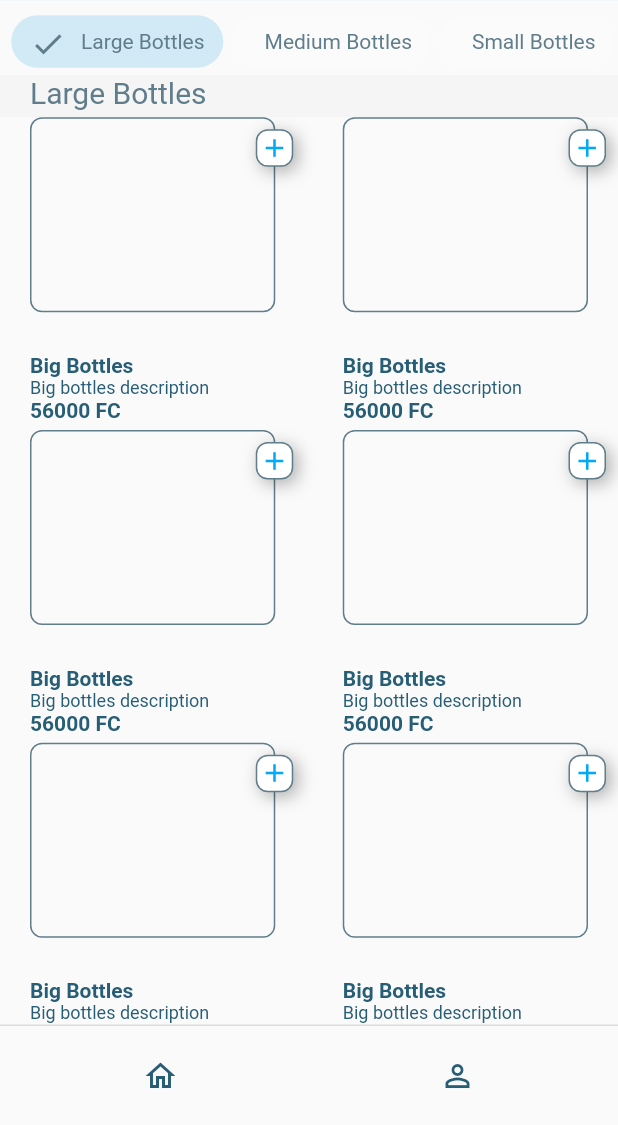
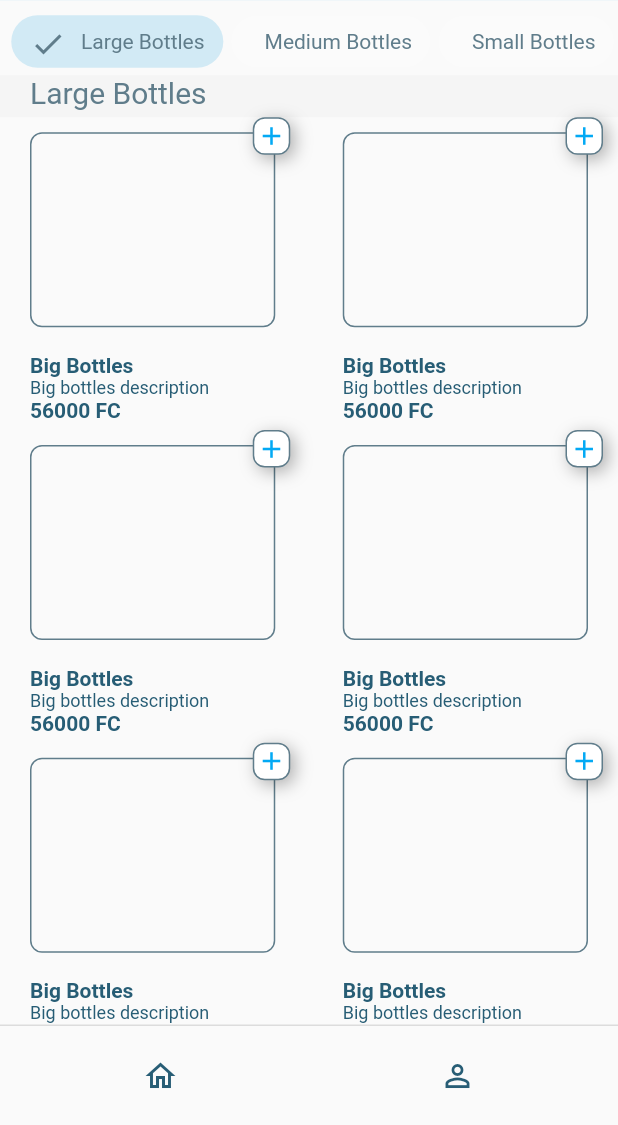
Before and after one commit to DavidMilai/AmaiziTestApp, a Flutter app: the HomeScreen screen opened by its route, on a phone screen of 412 x 824 dp, the part 111-1236 px from its top. Run offline on Flutter 3.47's test engine with Material 2 defaults, Android fonts, the phone set to English and light mode, and no system bars; drawn by our look-alikes of scrollable_positioned_list; our stand-ins replace dio, fluttertoast, hive, hive_flutter; accounts and stored records are empty; generated files the repository leaves out were written again; network calls fail.

Commit message:
add icon placement

```diff
--- a/lib/screens/home_screen/products_tab.dart
+++ b/lib/screens/home_screen/products_tab.dart
@@ -185,7 +185,8 @@ class ProductsGrid extends StatelessWidget {
                 Align(
                   alignment: Alignment.topRight,
                   child: Container(
-                    margin: EdgeInsets.only(left: 20, right: 20, bottom: 20),
+                    margin: EdgeInsets.only(
+                        left: 20, right: 20, bottom: 20, top: 10),
                     height: 130,
                     decoration: BoxDecoration(
                         borderRadius: BorderRadius.all(Radius.circular(8)),
@@ -197,7 +198,7 @@ class ProductsGrid extends StatelessWidget {
                   child: Container(
                     width: 25,
                     height: 25,
-                    margin: EdgeInsets.only(right: 8, top: 8),
+                    margin: EdgeInsets.only(right: 10),
                     decoration: BoxDecoration(
                         color: Colors.white,
                         borderRadius: BorderRadius.all(Radius.circular(8)),
```
